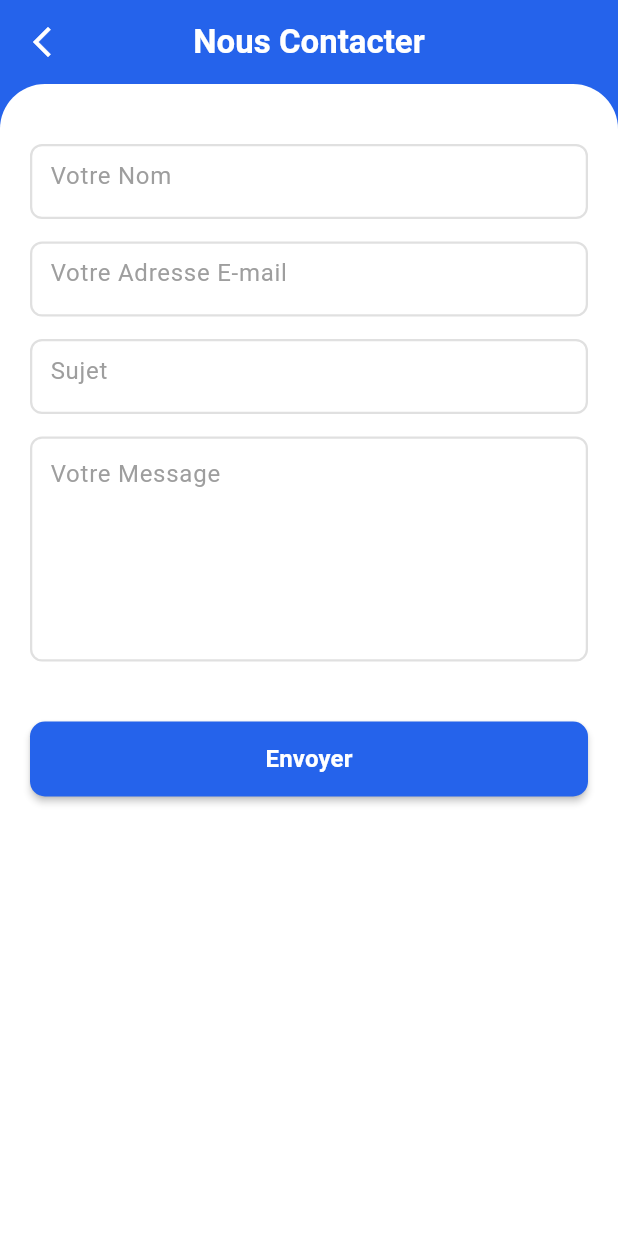
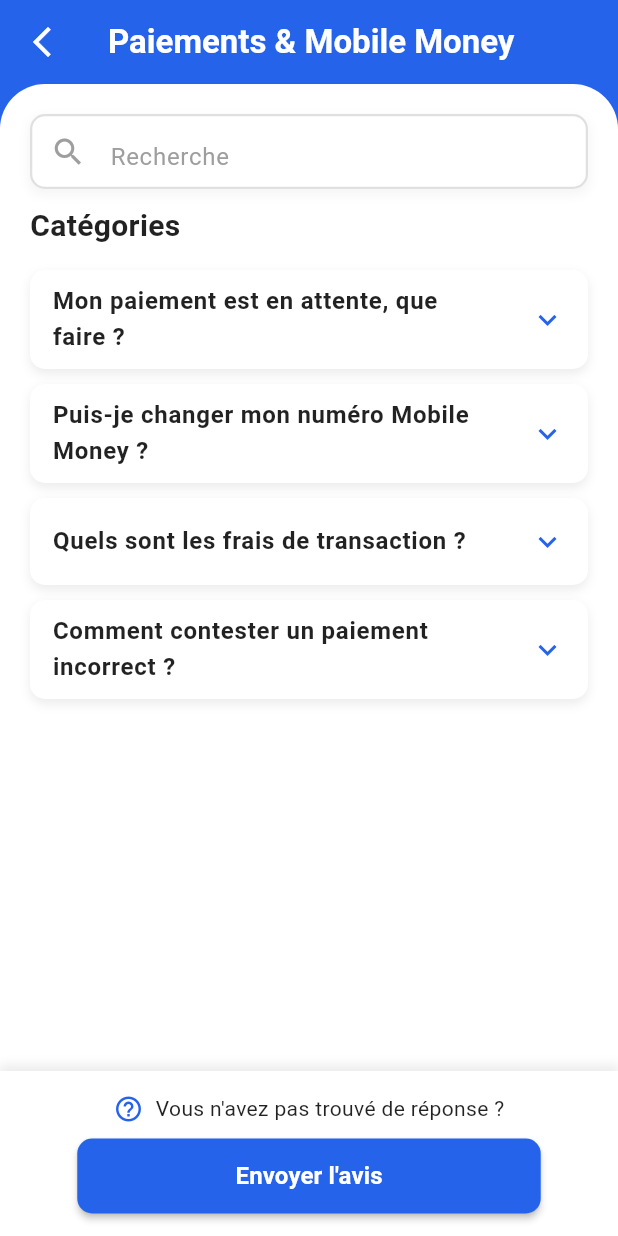
Before and after one commit to Tji-Teliman/tji_teliman_mobile, a Flutter app: the screen it shows after launch, on a phone screen of 412 x 824 dp. Run offline on Flutter 3.47's test engine with Material 3 defaults, Android fonts, the light colour scheme and no system bars; our stand-ins replace google_fonts, google_maps_flutter.

Commit message:
feat: ajout de la page faq paiement

```diff
--- a/lib/main.dart
+++ b/lib/main.dart
@@ -2,6 +2,8 @@ import 'package:flutter/material.dart';
 import 'package:intl/date_symbol_data_local.dart';
 import 'package:tji_teliman_mobile/screens/screens_jeunes/centre_aide.dart';
 import 'package:tji_teliman_mobile/screens/screens_jeunes/contacter_nous.dart';
+import 'package:tji_teliman_mobile/screens/screens_jeunes/faq_compte_profil.dart';
+import 'package:tji_teliman_mobile/screens/screens_jeunes/faq_paiement.dart';
 import 'package:tji_teliman_mobile/screens/screens_jeunes/historique_litige.dart';
 import 'package:tji_teliman_mobile/screens/screens_jeunes/historique_paiement.dart';
 import 'package:tji_teliman_mobile/screens/screens_jeunes/liste_litige.dart';
@@ -38,7 +40,7 @@ class MyApp extends StatelessWidget {
         useMaterial3: true,
       ),
       // L'écran de démarrage est défini ici
-      home: const ContacterNous(),
+      home: const FaqPaiement(),
       debugShowCheckedModeBanner: false,
     );
   }
--- /dev/null
+++ b/lib/screens/screens_jeunes/faq_paiement.dart
@@ -0,0 +1,278 @@
+import 'package:flutter/material.dart';
+
+class FaqPaiement extends StatelessWidget {
+  const FaqPaiement({super.key});
+
+  @override
+  Widget build(BuildContext context) {
+    return MaterialApp(
+      title: 'FAQ Paiements & Mobile Money',
+      theme: ThemeData(
+        primarySwatch: Colors.blue,
+        useMaterial3: true,
+      ),
+      home: const FaqPaymentsScreen(),
+      debugShowCheckedModeBanner: false,
+    );
+  }
+}
+
+// Définition des couleurs personnalisées
+const Color customBlue = Color(0xFF2563EB); // Bleu foncé de la barre d'App et boutons
+const Color lightBlueButton = Color(0xFFE3F2FD); // Couleur de fond pour les cartes
+
+// Modèle pour les questions/réponses FAQ (Réutilisé du fichier précédent)
+class FaqItem {
+  final String question;
+  final String answer;
+
+  const FaqItem({required this.question, required this.answer});
+}
+
+class FaqPaymentsScreen extends StatelessWidget {
+  const FaqPaymentsScreen({super.key});
+
+  // Données spécifiques à la FAQ Paiements
+  final List<FaqItem> faqItems = const [
+    FaqItem(
+      question: "Mon paiement est en attente, que faire ?",
+      answer: "Un paiement peut être en attente pour plusieurs raisons :\n• Validation par le recruteur : Le recruteur doit d'abord confirmer que la mission est terminée et validée.\n• Délai de traitement Mobile Money : Bien que généralement instantané, il peut y avoir un léger délai du côté de votre opérateur.\nSi le paiement reste en attente au-delà de 24 heures après la validation de la mission, veuillez utiliser le bouton \"Nous Contacter\" ci-dessous pour que notre équipe vérifie l'état de la transaction.",
+    ),
+    FaqItem(
+      question: "Puis-je changer mon numéro Mobile Money ?",
+      answer: "Oui, vous pouvez le mettre à jour à tout moment dans Paramètres > Moyen de paiement. Cliquez sur votre numéro actuel pour le modifier ou en ajouter un nouveau. Pour votre sécurité, une confirmation par mot de passe ou code SMS vous sera demandée avant de valider le changement.",
+    ),
+    FaqItem(
+      question: "Quels sont les frais de transaction ?",
+      answer: "Les frais de transaction varient selon l'opérateur Mobile Money et le montant retiré. Une estimation claire des frais sera affichée avant la validation finale de votre retrait.",
+    ),
+    FaqItem(
+      question: "Comment contester un paiement incorrect ?",
+      answer: "Si vous constatez une erreur de paiement, veuillez signaler un litige via la section Litiges de l'application ou utilisez le bouton \"Envoyer l'avis\" pour contacter notre support client directement.",
+    ),
+  ];
+
+  @override
+  Widget build(BuildContext context) {
+    return Scaffold(
+      backgroundColor: customBlue,
+      appBar: AppBar(
+        backgroundColor: customBlue,
+        elevation: 0,
+        leading: IconButton(
+          icon: const Icon(Icons.arrow_back_ios_new, color: Colors.white),
+          onPressed: () {
+            // Logique de retour
+          },
+        ),
+        title: const Text(
+          'Paiements & Mobile Money',
+          style: TextStyle(color: Colors.white, fontWeight: FontWeight.w600),
+        ),
+        centerTitle: true,
+      ),
+
+      body: Column(
+        children: <Widget>[
+          Expanded(
+            child: Container(
+              width: double.infinity,
+              decoration: const BoxDecoration(
+                color: Colors.white,
+                borderRadius: BorderRadius.vertical(top: Radius.circular(30.0)),
+              ),
+              child: Stack(
+                children: [
+                  SingleChildScrollView(
+                    padding: const EdgeInsets.fromLTRB(20.0, 80.0, 20.0, 20.0), // Padding pour laisser l'espace à la barre de recherche
+                    child: Column(
+                      crossAxisAlignment: CrossAxisAlignment.start,
+                      children: <Widget>[
+                        const Text(
+                          'Catégories',
+                          style: TextStyle(
+                            fontWeight: FontWeight.bold,
+                            fontSize: 20,
+                            color: Colors.black87,
+                          ),
+                        ),
+                        const SizedBox(height: 15),
+
+                        // --- Liste des questions/réponses FAQ ---
+                        // Enveloppé dans un Theme pour supprimer les séparateurs de l'ExpansionTile
+                        Theme(
+                          data: Theme.of(context).copyWith(
+                            dividerColor: Colors.transparent, // Méthode pour enlever la ligne de séparation
+                          ),
+                          child: Column(
+                            children: faqItems.map((item) {
+                              return FaqExpansionTile(faqItem: item);
+                            }).toList(),
+                          ),
+                        ),
+
+                        const SizedBox(height: 100), // Espace pour le bouton en bas
+                      ],
+                    ),
+                  ),
+
+                  // --- Barre de Recherche (positionnée en haut) ---
+                  Positioned(
+                    top: 20,
+                    left: 20,
+                    right: 20,
+                    child: Container(
+                      height: 50,
+                      decoration: BoxDecoration(
+                        color: Colors.white, // Fond blanc
+                        borderRadius: BorderRadius.circular(10.0), // Coins arrondis
+                        border: Border.all(color: Colors.grey.shade300, width: 1.5), // Bordure légère
+                        boxShadow: [ // Ombre pour l'effet "joli"
+                          BoxShadow(
+                            color: Colors.grey.withOpacity(0.1),
+                            spreadRadius: 1,
+                            blurRadius: 5,
+                            offset: const Offset(0, 3),
+                          ),
+                        ],
+                      ),
+                      child: const TextField(
+                        decoration: InputDecoration(
+                          hintText: 'Recherche',
+                          hintStyle: TextStyle(color: Colors.grey),
+                          prefixIcon: Icon(Icons.search, color: Colors.grey),
+                          // Suppression du trait/bordure lors du focus
+                          border: InputBorder.none,
+                          focusedBorder: InputBorder.none,
+                          enabledBorder: InputBorder.none,
+                          errorBorder: InputBorder.none,
+                          disabledBorder: InputBorder.none,
+                          contentPadding: EdgeInsets.only(top: 15),
+                        ),
+                        style: TextStyle(fontSize: 16),
+                      ),
+                    ),
+                  ),
+                ],
+              ),
+            ),
+          ),
+
+          // --- Bouton en bas de l'écran (Sticky Footer) ---
+          Container(
+            padding: const EdgeInsets.symmetric(horizontal: 20.0, vertical: 15.0),
+            decoration: BoxDecoration(
+              color: Colors.white,
+              boxShadow: [
+                BoxShadow(
+                  color: Colors.grey.withOpacity(0.2),
+                  spreadRadius: 1,
+                  blurRadius: 5,
+                  offset: const Offset(0, -3),
+                ),
+              ],
+            ),
+            child: Column(
+              children: [
+                Row(
+                  mainAxisAlignment: MainAxisAlignment.center,
+                  children: [
+                    Icon(Icons.help_outline, color: customBlue, size: 20),
+                    const SizedBox(width: 8),
+                    const Text(
+                      "Vous n'avez pas trouvé de réponse ?",
+                      style: TextStyle(fontSize: 14, color: Colors.black87),
+                    ),
+                  ],
+                ),
+                const SizedBox(height: 10),
+                // Centrage et réduction de la largeur du bouton
+                Center(
+                  child: SizedBox(
+                    width: MediaQuery.of(context).size.width * 0.75, // Réduit à 75% de la largeur de l'écran
+                    child: ElevatedButton(
+                      onPressed: () {
+                        ScaffoldMessenger.of(context).showSnackBar(
+                          const SnackBar(content: Text("Ouverture du formulaire pour Envoyer l'avis"))
+                        );
+                      },
+                      style: ElevatedButton.styleFrom(
+                        backgroundColor: customBlue,
+                        minimumSize: const Size(double.infinity, 50),
+                        shape: RoundedRectangleBorder(borderRadius: BorderRadius.circular(10)),
+                        elevation: 2,
+                      ),
+                      child: const Text(
+                        "Envoyer l'avis",
+                        style: TextStyle(color: Colors.white, fontWeight: FontWeight.bold, fontSize: 16),
+                      ),
+                    ),
+                  ),
+                ),
+              ],
+            ),
+          ),
+        ],
+      ),
+    );
+  }
+}
+
+// Widget de question/réponse avec ExpansionTile
+class FaqExpansionTile extends StatelessWidget {
+  final FaqItem faqItem;
+
+  const FaqExpansionTile({super.key, required this.faqItem});
+
+  @override
+  Widget build(BuildContext context) {
+    // Le Container englobant permet d'ajouter le style de carte
+    return Container(
+      margin: const EdgeInsets.only(bottom: 10),
+      decoration: BoxDecoration(
+        color: Colors.white,
+        borderRadius: BorderRadius.circular(10),
+        boxShadow: [
+          BoxShadow(
+            // Ombre plus visible pour compenser l'absence de bordure
+            color: Colors.grey.withOpacity(0.2),
+            spreadRadius: 0, // Ajustement pour une ombre plus douce
+            blurRadius: 5,
+            offset: const Offset(0, 3),
+          ),
+        ],
+      ),
+      child: ExpansionTile(
+        tilePadding: const EdgeInsets.symmetric(horizontal: 15, vertical: 0),
+        childrenPadding: const EdgeInsets.symmetric(horizontal: 15).copyWith(bottom: 15),
+
+        // Titre (Question)
+        title: Text(
+          faqItem.question,
+          style: const TextStyle(
+            fontWeight: FontWeight.w600,
+            fontSize: 16,
+            color: Colors.black87,
+          ),
+        ),
+
+        // Icône de l'ExpansionTile (flèche Haut/Bas)
+        iconColor: customBlue,
+        collapsedIconColor: customBlue,
+
+        // Contenu (Réponse)
+        children: <Widget>[
+          Text(
+            faqItem.answer,
+            style: TextStyle(
+              fontSize: 14,
+              color: Colors.grey.shade700,
+              height: 1.5,
+            ),
+            textAlign: TextAlign.justify, // Permet d'aligner le texte des réponses pour une meilleure lisibilité
+          ),
+        ],
+      ),
+    );
+  }
+}
```
Also changed, not shown: lib/screens/screens_jeunes/faq_compte_profil.dart (added, +286 -0 lines).
